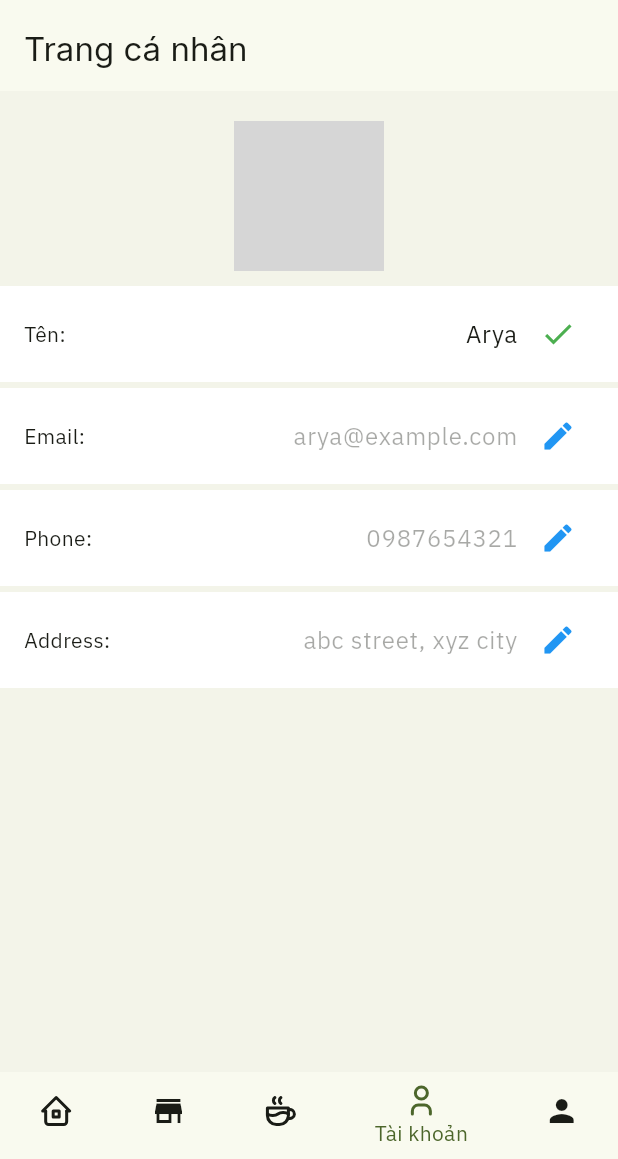
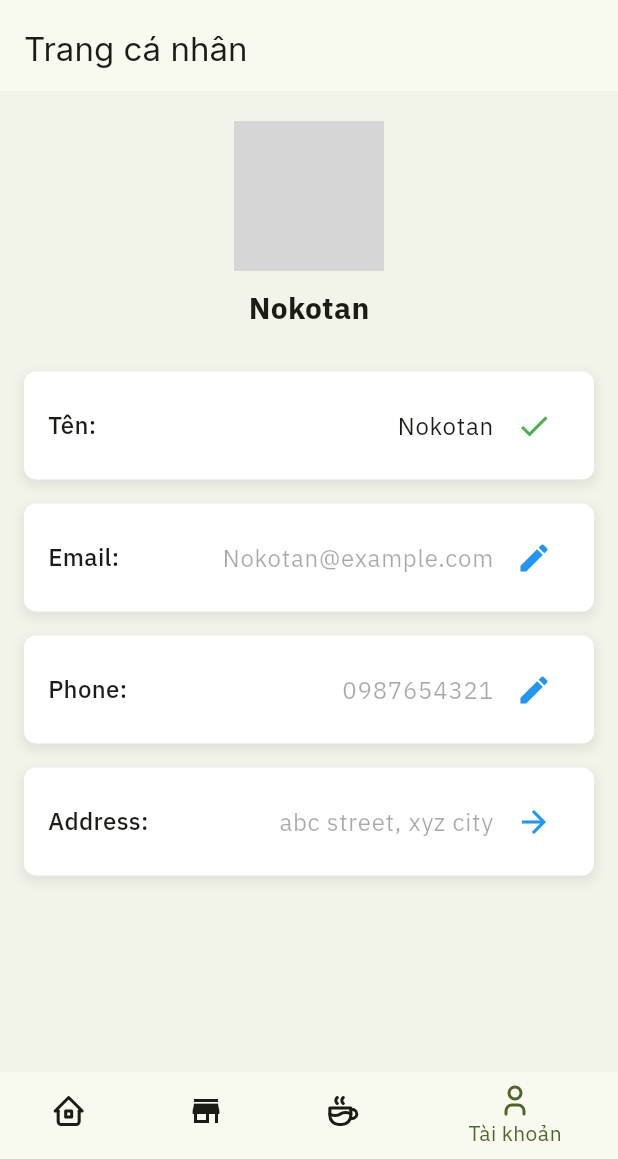
Before and after one commit to nphuonha2101/flutter_foods, a Flutter app: the screen it shows after launch, item 4 of the bottom bar chosen, after a tap on the "edit" icon, on a phone screen of 412 x 824 dp, the part 77-1236 px from its top. Run offline on Flutter 3.47's test engine with Material 3 defaults, Android fonts, the phone set to English and light mode, and no system bars; drawn by our look-alikes of flutter_zoom_drawer; our stand-ins replace flutter_dotenv, flutter_rating_bar, flutter_tabler_icons, google_fonts, image_picker, latlong2 and 2 more; missing offline and left inert: open_street_map_search_and_pick; network calls fail; grey boxes are pictures that could not be loaded.

Commit message:
feat: -fix ui profile - add choose address - add change avatar

```diff
--- a/lib/presentation/screens/profile_screen.dart
+++ b/lib/presentation/screens/profile_screen.dart
@@ -1,5 +1,8 @@
+import 'dart:io';
+
 import 'package:flutter/material.dart';
 import 'package:flutter_foods/data/models/user.dart';
+import 'package:image_picker/image_picker.dart';
 
 class ProfileScreen extends StatefulWidget {
   const ProfileScreen({super.key});
@@ -11,12 +14,12 @@ class ProfileScreen extends StatefulWidget {
 class _ProfileScreenState extends State<ProfileScreen> {
   late User user = User(
     id: 1,
-    name: 'Arya',
-    email: 'arya@example.com',
+    name: 'Nokotan',
+    email: 'Nokotan@example.com',
     phone: '0987654321',
     address: 'abc street, xyz city',
     password: '',
-    avatarUrl: 'https://embargenting.org.vn/wp-content/uploads/anh-gai-anime-1.jpg',
+    avatarUrl: 'https://images8.alphacoders.com/136/1368855.png',
     createdAt: DateTime.now(),
     updatedAt: DateTime.now(),
   );
@@ -26,6 +29,9 @@ class _ProfileScreenState extends State<ProfileScreen> {
   final TextEditingController _phoneController = TextEditingController();
   final TextEditingController _addressController = TextEditingController();
   String? _editingField;
+  final ImagePicker _picker = ImagePicker();
+  XFile? _image;
+
 
   @override
   void initState() {
@@ -47,11 +53,25 @@ class _ProfileScreenState extends State<ProfileScreen> {
 
   void _toggleEditMode(String field, TextEditingController controller, void Function(String) onSave) {
   setState(() {
+    if (field == 'address') {
+      Navigator.pushNamed(context, '/choose-address');
+    } else {
       if (_editingField == field) {
         onSave(controller.text);
-        _editingField = null; // Exit edit mode
+        _editingField = '';
       } else {
-        _editingField ??= field;
+        _editingField = field;
+      }
+    }
+  });
+}
+
+Future<void> _pickImage() async {
+    final pickedFile = await _picker.pickImage(source: ImageSource.gallery);
+    setState(() {
+      _image = pickedFile;
+      if (_image != null) {
+        user.avatarUrl = _image!.path;
       }
     });
   }
@@ -63,27 +83,42 @@ class _ProfileScreenState extends State<ProfileScreen> {
     required void Function(String) onSave,
   }) {
     return Container(
-      color: Theme.of(context).colorScheme.onPrimary, // White background for editable rows
-      margin: const EdgeInsets.only(bottom: 4.0), // Bottom margin only for line effect
-      padding: const EdgeInsets.symmetric(horizontal: 16.0, vertical: 8.0), // Optional padding inside row
+      decoration: BoxDecoration(
+        color: Theme.of(context).colorScheme.onPrimary,
+        borderRadius: BorderRadius.circular(8.0),
+        boxShadow: [
+          BoxShadow(
+            color: Colors.grey.withOpacity(0.2),
+            spreadRadius: 2,
+            blurRadius: 5,
+            offset: Offset(0, 3),
+          ),
+        ],
+      ),
+      margin: const EdgeInsets.symmetric(vertical: 8.0, horizontal: 16.0),
+      padding: const EdgeInsets.symmetric(horizontal: 16.0, vertical: 12.0),
       child: Row(
         mainAxisAlignment: MainAxisAlignment.spaceBetween,
         children: [
-          Text(label),
+          Text(
+            label,
+            style: TextStyle(fontSize: 16, fontWeight: FontWeight.w500),
+          ),
           Expanded(
             child: TextField(
               controller: controller,
               textAlign: TextAlign.right,
-              enabled: _editingField == field,
+              enabled: _editingField == field && field != 'address',
               decoration: const InputDecoration(
                 border: InputBorder.none,
               ),
+              style: TextStyle(fontSize: 16),
             ),
           ),
           IconButton(
             icon: Icon(
-              _editingField == field ? Icons.check : Icons.edit,
-              color: _editingField == field ? Colors.green : Colors.blue,
+              field == 'address' ? Icons.arrow_forward : (_editingField == field ? Icons.check : Icons.edit),
+              color: field == 'address' ? Colors.blue : (_editingField == field ? Colors.green : Colors.blue),
             ),
             onPressed: () => _toggleEditMode(field, controller, onSave),
           ),
@@ -99,21 +134,32 @@ class _ProfileScreenState extends State<ProfileScreen> {
       appBar: AppBar(
         title: const Text('Trang cá nhân'),
       ),
-      body: Column(
+      body: SingleChildScrollView(
+        child: Column(
           crossAxisAlignment: CrossAxisAlignment.start,
           children: [
             const SizedBox(height: 20),
             Center(
               child: Column(
                 children: [
-                CircleAvatar(
+                  GestureDetector(
+                    onTap: _pickImage,
+                    child: CircleAvatar(
                       radius: 50,
-                  backgroundImage: NetworkImage(user.avatarUrl),
+                      backgroundImage: _image != null
+                          ? FileImage(File(_image!.path))
+                          : NetworkImage(user.avatarUrl) as ImageProvider,
+                    ),
                   ),
                   const SizedBox(height: 10),
+                  Text(
+                    user.name,
+                    style: TextStyle(fontSize: 20, fontWeight: FontWeight.bold),
+                  ),
                 ],
               ),
             ),
+            const SizedBox(height: 20),
             _buildEditableRow(
               label: 'Tên:',
               field: 'name',
@@ -140,6 +186,7 @@ class _ProfileScreenState extends State<ProfileScreen> {
             ),
           ],
         ),
+      ),
     );
   }
 }
--- a/lib/presentation/widgets/bottom_nav_bar.dart
+++ b/lib/presentation/widgets/bottom_nav_bar.dart
@@ -37,10 +37,6 @@ class BtmNavigationBarWidget extends StatelessWidget {
           icon: Icon(TablerIcons.user),
           label: 'Tài khoản',
         ),
-        BottomNavigationBarItem(
-          icon: Icon(Icons.person),
-           label: 'Trang cá nhân'
-        ),
       ],
     );
   }
--- a/pubspec.yaml
+++ b/pubspec.yaml
@@ -12,6 +12,7 @@ dependencies:
   curved_navigation_bar: ^1.0.6
   flutter:
     sdk: flutter
+  image_picker: ^0.8.4+4
   flutter_dotenv: ^5.0.2
   flutter_rating_bar: ^4.0.1
   flutter_tabler_icons: ^1.43.0
@@ -24,6 +25,7 @@ dependencies:
   latlong2: ^0.9.1
   open_street_map_search_and_pick: ^0.1.1
 
+
 dev_dependencies:
   flutter_test:
     sdk: flutter
```
Lines whose indentation alone changed are shown as unchanged.
